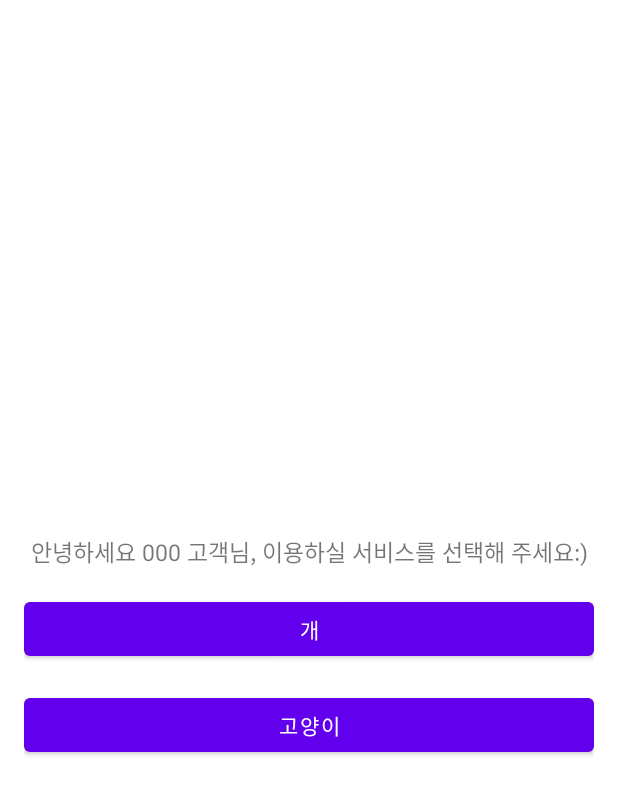
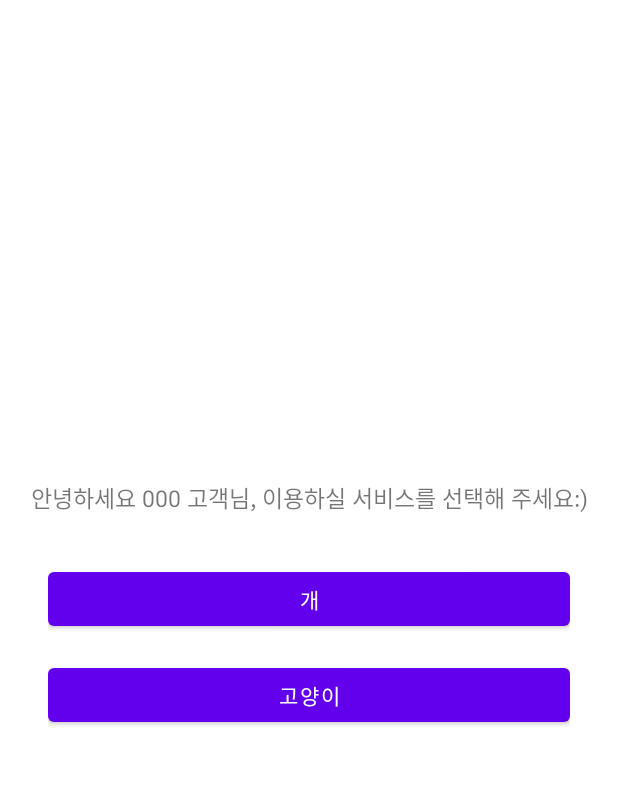
Before and after one commit to KNUCapstoneDesignProject/capstoneDesign1_client, an Android app built with Jetpack Compose: the layout main_home.xml on its own in the app's theme, with its tools: preview values and no code run, on a phone screen of 412 x 824 dp. Shown: the top 795 px of the screen. Run offline under Robolectric (Android 15) with nearby library versions, the phone set to English and light mode, and no system bars.

Commit message:
adding layout

```diff
--- a/app/src/main/res/layout/main_home.xml
+++ b/app/src/main/res/layout/main_home.xml
@@ -7,15 +7,21 @@
     android:padding="16dp"
     android:layout_gravity="center_horizontal"
     android:gravity="center">
+
     <TextView
         android:layout_width="match_parent"
         android:layout_height="wrap_content"
         android:text="@string/main_desc"
-        android:layout_marginTop="40dp"
         android:textSize="15dp"
-        android:layout_gravity="center_horizontal"
         android:gravity="center"/>
 
+    <LinearLayout
+        android:layout_width="match_parent"
+        android:layout_height="wrap_content"
+        android:layout_gravity="center_horizontal"
+        android:gravity="center"
+        android:orientation="vertical"
+        android:padding="16dp">
 
         <Button
             android:layout_width="match_parent"
@@ -29,3 +35,4 @@
             android:layout_marginTop="16dp"
             android:text="고양이" />
     </LinearLayout>
+</LinearLayout>
--- a/app/src/main/res/values/strings.xml
+++ b/app/src/main/res/values/strings.xml
@@ -3,5 +3,5 @@
     <string name="main_desc">
         안녕하세요 000 고객님, 이용하실 서비스를 선택해 주세요:)
     </string>
-    <string name="password_txt">펫 선택</string>
+    <string name="petChoice_txt">펫 선택</string>
 </resources>
```
Lines whose indentation alone changed are shown as unchanged.
